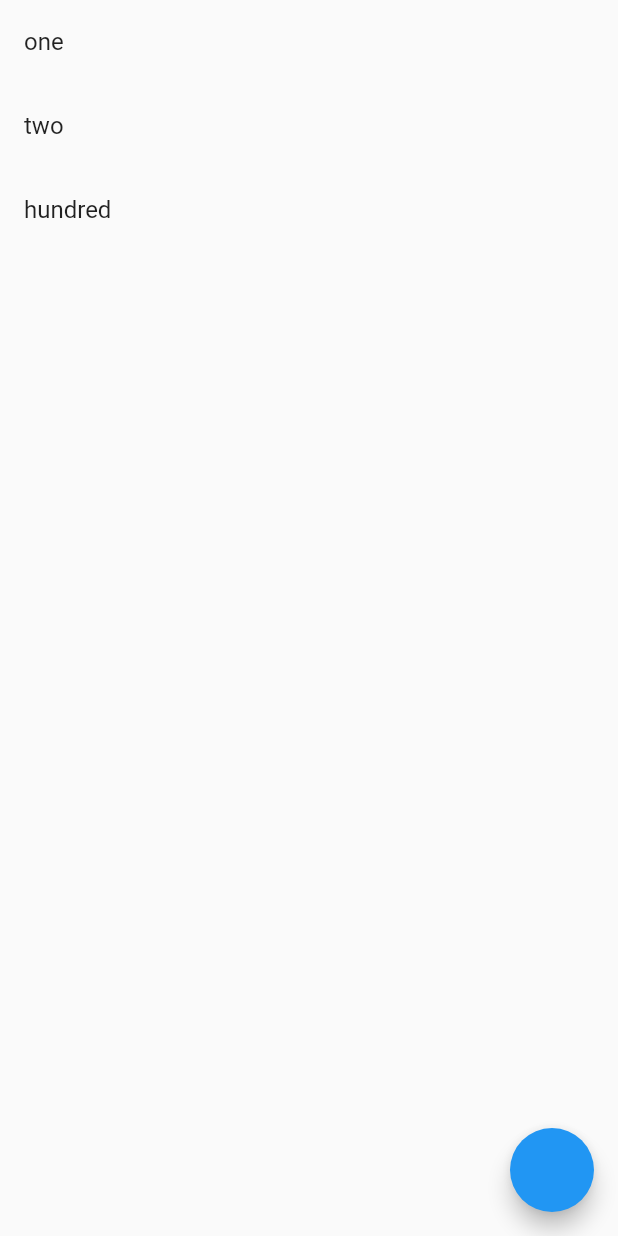
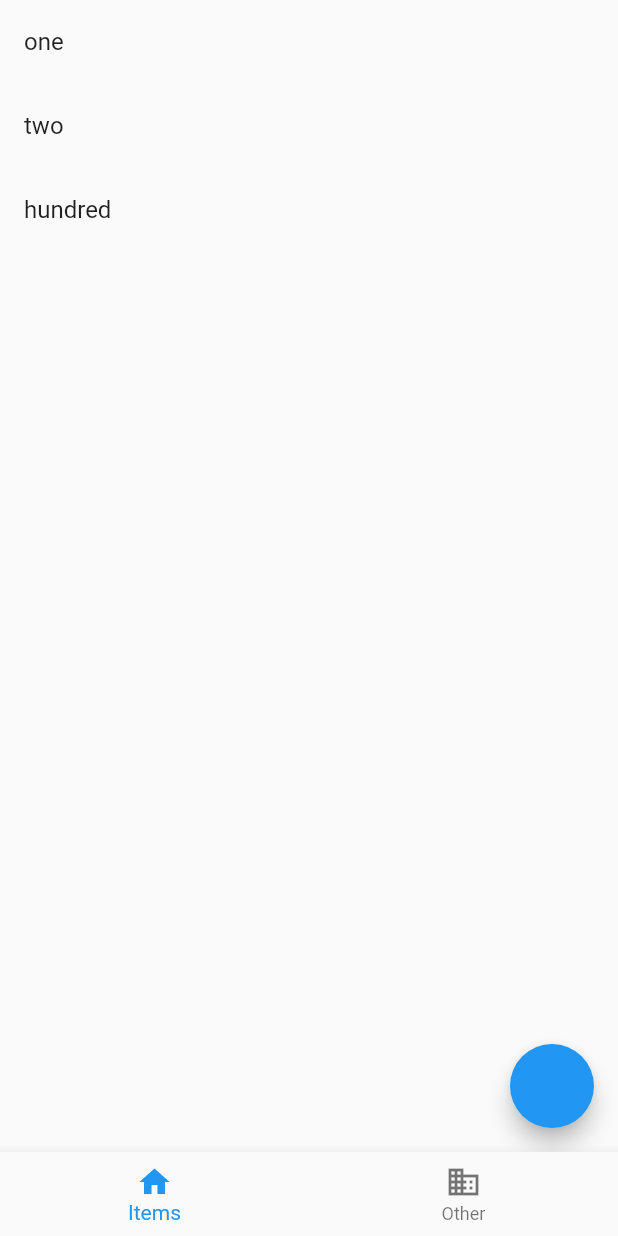
Before and after one commit to pdahlberg-slices/flutter_go_router, a Flutter app: the ItemListPage screen opened by its route, on a phone screen of 412 x 824 dp. Run offline on Flutter 3.47's test engine with Material 2 defaults, Android fonts, the phone set to English and light mode, and no system bars; our stand-ins replace equatable, flutter_bloc, go_router; missing offline and left inert: rpgnamegenerator.

Commit message:
Nested navigation with GoRouter.

```diff
--- a/lib/domain/view/item_details_page.dart
+++ b/lib/domain/view/item_details_page.dart
@@ -9,6 +9,8 @@ import 'package:flutter_bloc/flutter_bloc.dart';
 
 class ItemDetailsPage extends StatelessWidget {
 
+  static const String label = 'Item Details';
+  static const String path = 'details';
   final int id;
 
   const ItemDetailsPage({
--- a/lib/domain/view/item_list_page.dart
+++ b/lib/domain/view/item_list_page.dart
@@ -2,6 +2,7 @@
 import 'package:admin/domain/bloc/item_list_bloc.dart';
 import 'package:admin/domain/bloc/item_list_events.dart';
 import 'package:admin/domain/bloc/item_list_state.dart';
+import 'package:admin/domain/view/item_details_page.dart';
 import 'package:admin/infra/app_router.dart';
 import 'package:admin/infra/extension_methods.dart';
 import 'package:flutter/material.dart';
@@ -11,6 +12,9 @@ import 'package:provider/provider.dart';
 import 'package:rpgnamegenerator/rpgnamegenerator.dart';
 
 class ItemListPage extends StatelessWidget {
+
+  static const String label = 'Items';
+  static const String path = '/items';
 
   const ItemListPage({super.key});
 
@@ -30,7 +34,7 @@ class ItemListPage extends StatelessWidget {
                 onTap: () {
                   //context.go('/details', extra: item.id);
                   //router.push(ItemDetailsRoute(id: item.id));
-                  go.router.goNamed('details', extra: item.id);
+                  go.router.go('$path/${ItemDetailsPage.path}', extra: item.id);
                 },
               );
             },
--- /dev/null
+++ b/lib/domain/view/other_page.dart
@@ -0,0 +1,18 @@
+
+import 'package:flutter/material.dart';
+
+class OtherPage extends StatelessWidget {
+
+  static const String label = 'Other';
+  static const String path = '/other';
+
+  const OtherPage({super.key});
+
+  @override
+  Widget build(BuildContext context) {
+    return const Center(
+      child: Text('OtherPage'),
+    );
+  }
+
+}
--- a/lib/infra/app_router.dart
+++ b/lib/infra/app_router.dart
@@ -1,12 +1,15 @@
 import 'package:admin/domain/service/auth_service.dart';
-import 'package:admin/domain/view/auth_page.dart';
 import 'package:admin/domain/view/item_details_page.dart';
 import 'package:admin/domain/view/item_list_page.dart';
-import 'package:flutter/widgets.dart';
+import 'package:admin/domain/view/other_page.dart';
+import 'package:flutter/material.dart';
 import 'package:flutter_bloc/flutter_bloc.dart';
 import 'package:go_router/go_router.dart';
 
 class AppRouter {
+
+  final GlobalKey<NavigatorState> _rootNavigatorKey = GlobalKey<NavigatorState>(debugLabel: 'root');
+  final GlobalKey<NavigatorState> _shellNavigatorKey = GlobalKey<NavigatorState>(debugLabel: 'shell');
 
   final AuthService authService;
   GoRouter get router => _goRouter;
@@ -18,36 +21,130 @@ class AppRouter {
   );
 
   late final GoRouter _goRouter = GoRouter(
-    routes: <GoRoute>[
-      GoRoute(
-        path: '/',
-        builder: (BuildContext context, GoRouterState state) {
-          return const ItemListPage();
-        },
-        redirect: (BuildContext context, GoRouterState state) {
-          if(authService.isLoggedIn()) {
-            return null;
-          } else {
-            return '/login';
-          }
+    navigatorKey: _rootNavigatorKey,
+    initialLocation: ItemListPage.path,
+    debugLogDiagnostics: true,
+    routes: <RouteBase>[
+      /// Application shell
+      ShellRoute(
+        navigatorKey: _shellNavigatorKey,
+        builder: (BuildContext context, GoRouterState state, Widget child) {
+          return ScaffoldWithNavBar(child: child);
         },
         routes: <RouteBase>[
+          /// The first screen to display in the bottom navigation bar.
           GoRoute(
-            path: 'login',
+            path: ItemListPage.path,
             builder: (BuildContext context, GoRouterState state) {
-              return const AuthPage();
+              return const ItemListPage();
             },
+            routes: <RouteBase>[
+              // The details screen to display stacked on the inner Navigator.
+              // This will cover screen A but not the application shell.
+              GoRoute(
+                path: ItemDetailsPage.path,
+                builder: (BuildContext context, GoRouterState state) {
+                  return const ItemDetailsPage(id: 1);
+                },
+              ),
+            ],
           ),
+
+          /// Displayed when the second item in the the bottom navigation bar is
+          /// selected.
           GoRoute(
-            path: 'details',
-            name: 'details',
+            path: OtherPage.path,
             builder: (BuildContext context, GoRouterState state) {
-              return const ItemDetailsPage(id: 1);
+              return const OtherPage();
             },
+            routes: <RouteBase>[
+              /// Same as "/a/details", but displayed on the root Navigator by
+              /// specifying [parentNavigatorKey]. This will cover both screen B
+              /// and the application shell.
+              /*GoRoute(
+                path: 'details',
+                parentNavigatorKey: _rootNavigatorKey,
+                builder: (BuildContext context, GoRouterState state) {
+                  return const DetailsScreen(label: 'B');
+                },
+              ),*/
+            ],
           ),
+
+          /// The third screen to display in the bottom navigation bar.
+          /*GoRoute(
+            path: '/c',
+            builder: (BuildContext context, GoRouterState state) {
+              return const ScreenC();
+            },
+            routes: <RouteBase>[
+              // The details screen to display stacked on the inner Navigator.
+              // This will cover screen A but not the application shell.
+              GoRoute(
+                path: 'details',
+                builder: (BuildContext context, GoRouterState state) {
+                  return const DetailsScreen(label: 'C');
+                },
+              ),
+            ],
+          ),*/
         ],
       ),
     ],
-    //errorBuilder: (context, state) => ErrorPage(error: state.error.toString())
   );
 }
+
+class ScaffoldWithNavBar extends StatelessWidget {
+  /// Constructs an [ScaffoldWithNavBar].
+  const ScaffoldWithNavBar({
+    required this.child,
+    super.key,
+  });
+
+  /// The widget to display in the body of the Scaffold.
+  /// In this sample, it is a Navigator.
+  final Widget child;
+
+  @override
+  Widget build(BuildContext context) {
+    return Scaffold(
+      body: child,
+      bottomNavigationBar: BottomNavigationBar(
+        items: const <BottomNavigationBarItem>[
+          BottomNavigationBarItem(
+            icon: Icon(Icons.home),
+            label: ItemListPage.label,
+          ),
+          BottomNavigationBarItem(
+            icon: Icon(Icons.business),
+            label: OtherPage.label,
+          ),
+        ],
+        currentIndex: _calculateSelectedIndex(context),
+        onTap: (int idx) => _onItemTapped(idx, context),
+      ),
+    );
+  }
+
+  static int _calculateSelectedIndex(BuildContext context) {
+    final String location = GoRouterState.of(context).location;
+    if (location.startsWith(ItemListPage.path)) {
+      return 0;
+    }
+    if (location.startsWith(OtherPage.path)) {
+      return 1;
+    }
+    return 0;
+  }
+
+  void _onItemTapped(int index, BuildContext context) {
+    switch (index) {
+      case 0:
+        GoRouter.of(context).go(ItemListPage.path);
+        break;
+      case 1:
+        GoRouter.of(context).go(OtherPage.path);
+        break;
+    }
+  }
+}
--- a/lib/infra/dependencies.dart
+++ b/lib/infra/dependencies.dart
@@ -25,7 +25,7 @@ class Dependencies {
 
       return repository;
     }),
-    RepositoryProvider<AppRouter>(create: (context) => AppRouter.of(context))
+    RepositoryProvider<AppRouter>(create: (context) => AppRouter.of(context)),
   ];
 
   static List<BlocProvider> blocs() => [
```
